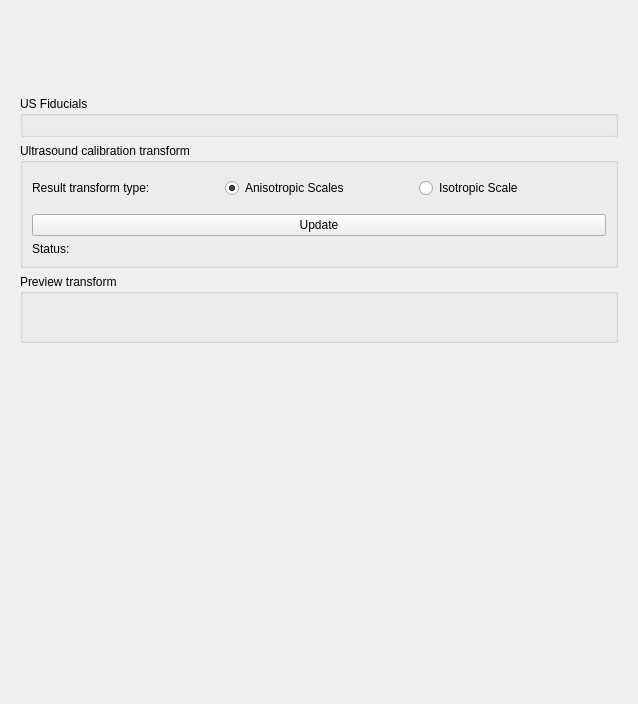
Above: GuidedUltrasoundCalibration/Resources/UI/qSlicerGuidedUltrasoundCalibrationModuleWidget.ui from chene77/SlicerIGT before the change. Below: the same form after it.
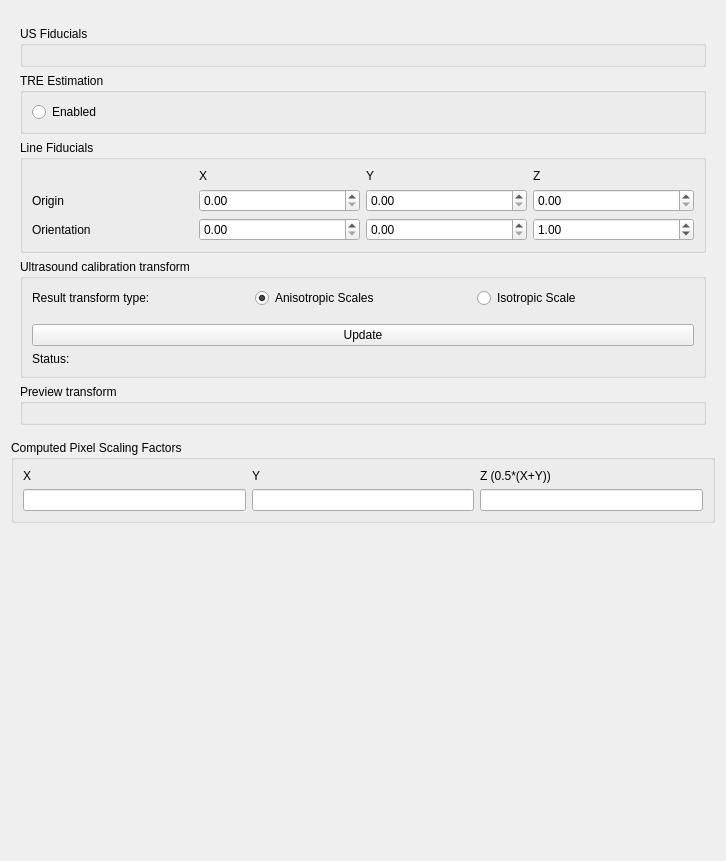
That is the form after the change. Custom widgets are drawn as their Qt base class.

What changed in the file:
```diff
--- a/GuidedUltrasoundCalibration/Resources/UI/qSlicerGuidedUltrasoundCalibrationModuleWidget.ui
+++ b/GuidedUltrasoundCalibration/Resources/UI/qSlicerGuidedUltrasoundCalibrationModuleWidget.ui
@@ -6,8 +6,8 @@
    <rect>
     <x>0</x>
     <y>0</y>
-    <width>638</width>
-    <height>704</height>
+    <width>726</width>
+    <height>861</height>
    </rect>
   </property>
   <property name="windowTitle">
@@ -42,8 +42,6 @@
         <property name="renameEnabled" stdset="0">
          <bool>false</bool>
         </property>
-        <zorder>verticalSpacer</zorder>
-        <zorder>TransformGroupBox</zorder>
        </widget>
       </item>
       <item>
@@ -58,6 +56,94 @@
         </layout>
        </widget>
       </item>
+      <item>
+       <widget class="QGroupBox" name="groupBox_2">
+        <property name="toolTip">
+         <string>&lt;html&gt;&lt;head/&gt;&lt;body&gt;&lt;p&gt;Enable TRE estimation model for Guided Ultrasound Calibration. Please note that this is computational intensive. Disable it if you only need &amp;quot;freehand&amp;quot; and quick calibration.&lt;/p&gt;&lt;/body&gt;&lt;/html&gt;</string>
+        </property>
+        <property name="title">
+         <string>TRE Estimation</string>
+        </property>
+        <layout class="QHBoxLayout" name="horizontalLayout">
+         <item>
+          <widget class="QRadioButton" name="enableTREEstimation">
+           <property name="text">
+            <string>Enabled</string>
+           </property>
+          </widget>
+         </item>
+        </layout>
+       </widget>
+      </item>
+      <item>
+       <widget class="QGroupBox" name="LineGroupBox">
+        <property name="toolTip">
+         <string>&lt;html&gt;&lt;head/&gt;&lt;body&gt;&lt;p&gt;Specify the geometry of a line fiducial with respect to the tracker Dynamic Reference Body (DRB) after tool calibration. We suggest (during the process of tool calibration) to use origin as a point on the line fiducial, and (through tool calibration) align the line to z-axis.&lt;/p&gt;&lt;p&gt;Origin can be any point on the line fiducial (xyz coordinate).&lt;/p&gt;&lt;p&gt;Orientation is the unit vector specifying the direction of the line fiducial.&lt;/p&gt;&lt;/body&gt;&lt;/html&gt;</string>
+        </property>
+        <property name="title">
+         <string>Line Fiducials</string>
+        </property>
+        <layout class="QGridLayout" name="gridLayout">
+         <item row="1" column="0">
+          <widget class="QLabel" name="label">
+           <property name="text">
+            <string>Origin</string>
+           </property>
+          </widget>
+         </item>
+         <item row="2" column="0">
+          <widget class="QLabel" name="label_2">
+           <property name="text">
+            <string>Orientation</string>
+           </property>
+          </widget>
+         </item>
+         <item row="0" column="1">
+          <widget class="QLabel" name="label_3">
+           <property name="text">
+            <string>X</string>
+           </property>
+          </widget>
+         </item>
+         <item row="0" column="2">
+          <widget class="QLabel" name="label_4">
+           <property name="text">
+            <string>Y</string>
+           </property>
+          </widget>
+         </item>
+         <item row="0" column="3">
+          <widget class="QLabel" name="label_5">
+           <property name="text">
+            <string>Z</string>
+           </property>
+          </widget>
+         </item>
+         <item row="1" column="1">
+          <widget class="QDoubleSpinBox" name="doubleSpinBox"/>
+         </item>
+         <item row="1" column="2">
+          <widget class="QDoubleSpinBox" name="doubleSpinBox_2"/>
+         </item>
+         <item row="1" column="3">
+          <widget class="QDoubleSpinBox" name="doubleSpinBox_3"/>
+         </item>
+         <item row="2" column="1">
+          <widget class="QDoubleSpinBox" name="doubleSpinBox_4"/>
+         </item>
+         <item row="2" column="2">
+          <widget class="QDoubleSpinBox" name="doubleSpinBox_5"/>
+         </item>
+         <item row="2" column="3">
+          <widget class="QDoubleSpinBox" name="doubleSpinBox_6">
+           <property name="value">
+            <double>1.000000000000000</double>
+           </property>
+          </widget>
+         </item>
+        </layout>
+       </widget>
+      </item>
       <item>
        <widget class="QGroupBox" name="TransformGroupBox">
         <property name="sizePolicy">
@@ -66,32 +152,13 @@
           <verstretch>0</verstretch>
          </sizepolicy>
         </property>
+        <property name="toolTip">
+         <string>&lt;html&gt;&lt;head/&gt;&lt;body&gt;&lt;p&gt;Calibration Transform can be either &lt;span style=&quot; font-style:italic;&quot;&gt;anisotropic&lt;/span&gt; (i.e. different in each direction) or &lt;span style=&quot; font-style:italic;&quot;&gt;isotropic&lt;/span&gt; (i.e. same in every direction). Typically, ultrasound image scale is effected by Speed of Sound (SoS) of the coupling medium which, depending on the probe geometry, may affect the scaling factor of the image differently. &lt;/p&gt;&lt;p&gt;Anisotropic scaling mode is recommended unless there is a strong reason for not using it.&lt;/p&gt;&lt;/body&gt;&lt;/html&gt;</string>
+        </property>
         <property name="title">
          <string>Ultrasound calibration transform</string>
         </property>
         <layout class="QVBoxLayout" name="verticalLayout_7">
-         <item>
-          <widget class="qMRMLNodeComboBox" name="OutputTransformComboBox" native="true">
-           <property name="enabled">
-            <bool>false</bool>
-           </property>
-           <property name="sizePolicy">
-            <sizepolicy hsizetype="Expanding" vsizetype="Expanding">
-             <horstretch>0</horstretch>
-             <verstretch>0</verstretch>
-            </sizepolicy>
-           </property>
-           <property name="nodeTypes" stdset="0">
-            <stringlist>
-             <string>vtkMRMLLinearTransformNode</string>
-             <string>vtkMRMLTransformNode</string>
-            </stringlist>
-           </property>
-           <property name="renameEnabled" stdset="0">
-            <bool>true</bool>
-           </property>
-          </widget>
-         </item>
          <item>
           <layout class="QHBoxLayout" name="horizontalLayout_2">
            <property name="topMargin">
@@ -118,6 +185,9 @@
                <verstretch>0</verstretch>
               </sizepolicy>
              </property>
+             <property name="toolTip">
+              <string>&lt;html&gt;&lt;head/&gt;&lt;body&gt;&lt;p&gt;Set US calibration transform mode to incorporate anisotropic scaling factors&lt;/p&gt;&lt;/body&gt;&lt;/html&gt;</string>
+             </property>
              <property name="text">
               <string>Anisotropic Scales</string>
              </property>
@@ -134,6 +204,9 @@
                <verstretch>0</verstretch>
               </sizepolicy>
              </property>
+             <property name="toolTip">
+              <string>&lt;html&gt;&lt;head/&gt;&lt;body&gt;&lt;p&gt;Set US calibration transform mode to incorporate isotropic scaling factor&lt;/p&gt;&lt;/body&gt;&lt;/html&gt;</string>
+             </property>
              <property name="text">
               <string>Isotropic Scale</string>
              </property>
@@ -191,6 +264,45 @@
      </layout>
     </widget>
    </item>
+   <item>
+    <widget class="QGroupBox" name="groupBox">
+     <property name="title">
+      <string>Computed Pixel Scaling Factors</string>
+     </property>
+     <layout class="QGridLayout" name="gridLayout_2">
+      <item row="0" column="0">
+       <widget class="QLabel" name="label_6">
+        <property name="text">
+         <string>X</string>
+        </property>
+       </widget>
+      </item>
+      <item row="0" column="1">
+       <widget class="QLabel" name="label_7">
+        <property name="text">
+         <string>Y</string>
+        </property>
+       </widget>
+      </item>
+      <item row="0" column="2">
+       <widget class="QLabel" name="label_8">
+        <property name="text">
+         <string>Z (0.5*(X+Y))</string>
+        </property>
+       </widget>
+      </item>
+      <item row="1" column="0">
+       <widget class="QLineEdit" name="lineEdit"/>
+      </item>
+      <item row="1" column="1">
+       <widget class="QLineEdit" name="lineEdit_2"/>
+      </item>
+      <item row="1" column="2">
+       <widget class="QLineEdit" name="lineEdit_3"/>
+      </item>
+     </layout>
+    </widget>
+   </item>
    <item>
     <spacer name="verticalSpacer">
      <property name="orientation">
```
